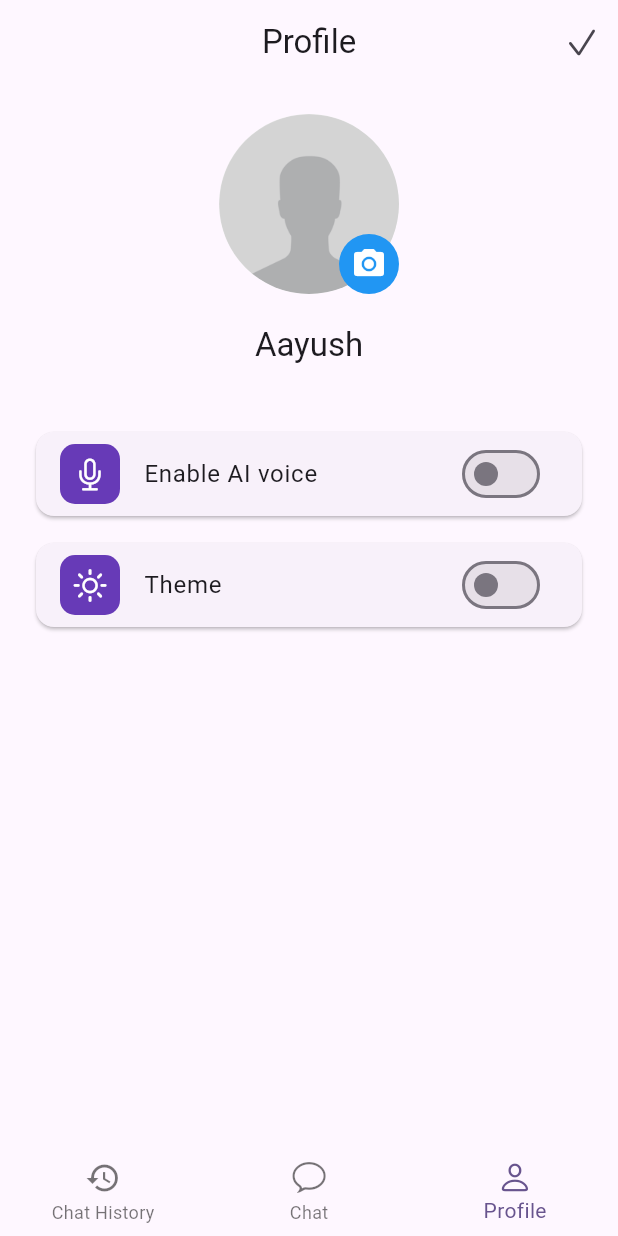
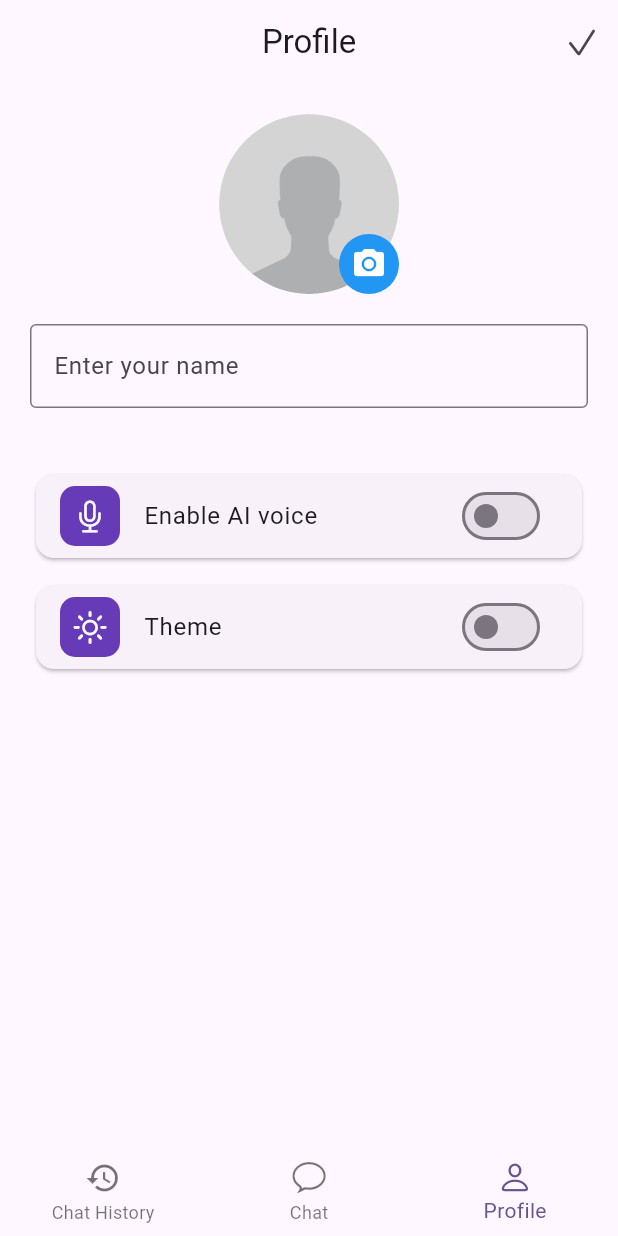
Before and after one commit to dokhoa101/ChatBot-Flutter, a Flutter app: the screen it shows after launch, swiped to page 3, on a phone screen of 412 x 824 dp. Run offline on Flutter 3.47's test engine with Material 3 defaults, Android fonts, the phone set to English and light mode, and no system bars; our stand-ins replace flutter_dotenv, flutter_markdown, flutter_spinkit, google_generative_ai, hive, hive_flutter and 1 more; accounts and stored records are empty.

```diff
--- a/AIChatbot/lib/apis/api_service.dart
+++ b/AIChatbot/lib/apis/api_service.dart
@@ -1,6 +1,6 @@
-// import 'package:flutter_dotenv/flutter_dotenv.dart';
+import 'package:flutter_dotenv/flutter_dotenv.dart';
 
 class ApiService {
-  static String apiKey = 'AIzaSyAzg5hHRtgiRon6Z0abEDuNkQxHISodnYE';
-  // static String apiKey = dotenv.env['API_KEY'] ?? 'API_KEY not found';
+  // static String apiKey = 'AIzaSyAzg5hHRtgiRon6Z0abEDuNkQxHISodnYE';
+  static String get apiKey => dotenv.env['API_KEY'] ?? 'API_KEY not found';
 }
--- a/AIChatbot/lib/hive/user_model.dart
+++ b/AIChatbot/lib/hive/user_model.dart
@@ -5,17 +5,12 @@ part 'user_model.g.dart';
 @HiveType(typeId: 1)
 class UserModel extends HiveObject {
   @HiveField(0)
-  final String uid;
+  final String name;
 
   @HiveField(1)
-  final String name;
-
-  @HiveField(2)
   final String image;
 
-  // constructor
   UserModel({
-    required this.uid,
     required this.name,
     required this.image,
   });
--- a/AIChatbot/lib/main.dart
+++ b/AIChatbot/lib/main.dart
@@ -1,19 +1,17 @@
 import 'package:flutter/material.dart';
 import 'package:provider/provider.dart';
 import 'package:hive_flutter/hive_flutter.dart';
-
 import 'package:chatbotapp/themes/my_theme.dart';
 import 'package:chatbotapp/providers/chat_provider.dart';
 import 'package:chatbotapp/providers/settings_provider.dart';
 import 'package:chatbotapp/screens/home_screen.dart';
+import 'package:flutter_dotenv/flutter_dotenv.dart';
 
 void main() async {
   WidgetsFlutterBinding.ensureInitialized();
-
-  // Khởi tạo Hive cho cả web & mobile
+  await dotenv.load(fileName: ".env");
   await Hive.initFlutter();
 
-  // Mở các box Hive (hàm của bạn trong ChatProvider)
   await ChatProvider.initHive();
 
   // Tạo SettingsProvider và load settings từ Hive
--- a/AIChatbot/lib/providers/chat_provider.dart
+++ b/AIChatbot/lib/providers/chat_provider.dart
@@ -452,6 +452,7 @@ class ChatProvider extends ChangeNotifier {
     }
     if (!Hive.isAdapterRegistered(1)) {
       Hive.registerAdapter(UserModelAdapter());
+
       await Hive.openBox<UserModel>(Constants.userBox);
     }
     if (!Hive.isAdapterRegistered(2)) {
--- a/AIChatbot/lib/screens/profile_screen.dart
+++ b/AIChatbot/lib/screens/profile_screen.dart
@@ -3,6 +3,7 @@ import 'dart:io';
 import 'package:flutter/cupertino.dart';
 import 'package:flutter/material.dart';
 import 'package:chatbotapp/hive/boxes.dart';
+import 'package:chatbotapp/hive/user_model.dart'; // Import model của user
 import 'package:chatbotapp/hive/settings.dart';
 import 'package:chatbotapp/providers/settings_provider.dart';
 import 'package:chatbotapp/widgets/build_display_image.dart';
@@ -21,8 +22,9 @@ class ProfileScreen extends StatefulWidget {
 class _ProfileScreenState extends State<ProfileScreen> {
   File? file;
   String userImage = '';
-  String userName = 'Aayush';
+  String userName = 'Guest'; // Default name is 'Guest'
   final ImagePicker _picker = ImagePicker();
+  final TextEditingController _nameController = TextEditingController();
 
   // pick an image
   void pickImage() async {
@@ -47,27 +49,44 @@ class _ProfileScreenState extends State<ProfileScreen> {
   void getUserData() {
     WidgetsBinding.instance.addPostFrameCallback(
       (_) {
-        // get user data fro box
+        // get user data from box
         final userBox = Boxes.getUser();
 
-        // check is user data is not empty
+        // check if user data is not empty
         if (userBox.isNotEmpty) {
           final user = userBox.getAt(0);
-          setState(
-            () {
-              userImage = user!.name;
-              userName = user.image;
+          setState(() {
+            userName = user?.name ?? 'Guest';
+            userImage = user?.image ?? '';
+            _nameController.text = userName; // Populate name controller
+          });
+        }
       },
     );
   }
-      },
-    );
+
+  // Save user data to Hive
+  void saveUserData() {
+    final userBox = Boxes.getUser();
+    final user = UserModel(name: userName, image: userImage);
+    if (userBox.isEmpty) {
+      userBox.add(user); // Add new user if box is empty
+    } else {
+      userBox.putAt(0, user); // Update existing user
+    }
   }
 
   @override
   void initState() {
     getUserData();
     super.initState();
+  }
+
+  @override
+  void dispose() {
+    _nameController
+        .dispose(); // Clean up the controller when the screen is disposed
+    super.dispose();
   }
 
   @override
@@ -79,10 +98,13 @@ class _ProfileScreenState extends State<ProfileScreen> {
         backgroundColor: Theme.of(context).scaffoldBackgroundColor,
         actions: [
           IconButton(
-            // icon: const Icon(Icons.check),
             icon: const Icon(CupertinoIcons.checkmark),
             onPressed: () {
-              // save data
+              // Save data when the user presses check
+              setState(() {
+                userName = _nameController.text.trim();
+                saveUserData(); // Save updated user data to Hive
+              });
             },
           ),
         ],
@@ -105,13 +127,16 @@ class _ProfileScreenState extends State<ProfileScreen> {
                   },
                 ),
               ),
-
               const SizedBox(height: 20.0),
 
-              // user name
-              Text(
-                userName,
-                style: Theme.of(context).textTheme.titleLarge,
+              // TextField to edit username
+              TextField(
+                controller: _nameController,
+                decoration: InputDecoration(
+                  labelText: 'Enter your name',
+                  hintText: 'Your name',
+                  border: OutlineInputBorder(),
+                ),
               ),
 
               const SizedBox(height: 40.0),
@@ -124,7 +149,6 @@ class _ProfileScreenState extends State<ProfileScreen> {
                       children: [
                         // ai voice
                         SettingsTile(
-                          // icon: Icons.mic,
                           icon: CupertinoIcons.mic,
                           title: 'Enable AI voice',
                           value: false,
@@ -136,12 +160,9 @@ class _ProfileScreenState extends State<ProfileScreen> {
                             );
                           },
                         ),
-
                         const SizedBox(height: 10.0),
-
                         // Theme
                         SettingsTile(
-                          // icon: Icons.light_mode,
                           icon: CupertinoIcons.sun_max,
                           title: 'Theme',
                           value: false,
@@ -170,10 +191,9 @@ class _ProfileScreenState extends State<ProfileScreen> {
                             settingProvider.toggleSpeak(
                               value: value,
                             );
-                            }),
-
+                          },
+                        ),
                         const SizedBox(height: 10.0),
-
                         // theme
                         SettingsTile(
                           icon: settings.isDarkTheme
--- a/AIChatbot/pubspec.yaml
+++ b/AIChatbot/pubspec.yaml
@@ -34,6 +34,7 @@ flutter:
   assets:
     - assets/images/
     - assets/screenshots/
+    - .env
   # An image asset can refer to one or more resolution-specific "variants", see
   # https://flutter.dev/assets-and-images/#resolution-aware
   # For details regarding adding assets from package dependencies, see
```
Also changed, not shown: AIChatbot/lib/hive/user_model.g.dart, 125 other files. Lines whose indentation alone changed are shown as unchanged.
